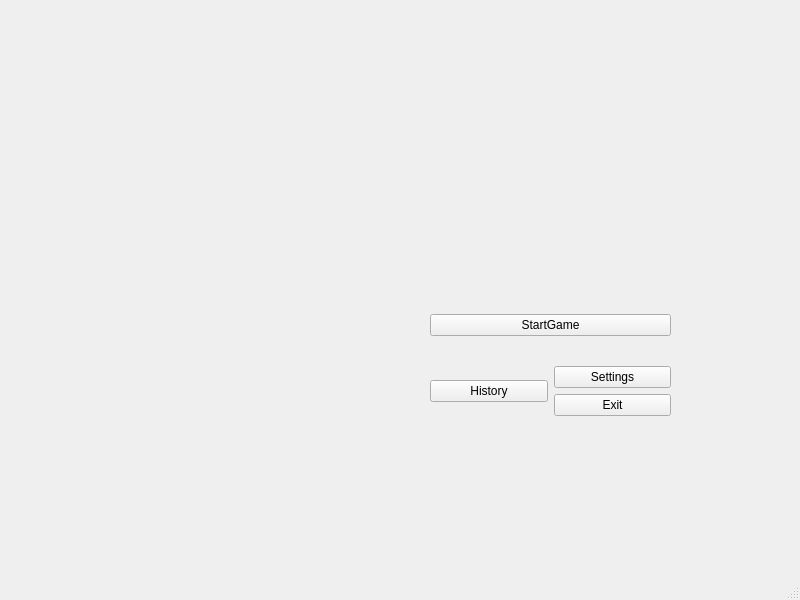
Before: the Qt Designer form MenuWindow.ui in Nemkof/Pacman-Among-Us, drawn with Qt 5.
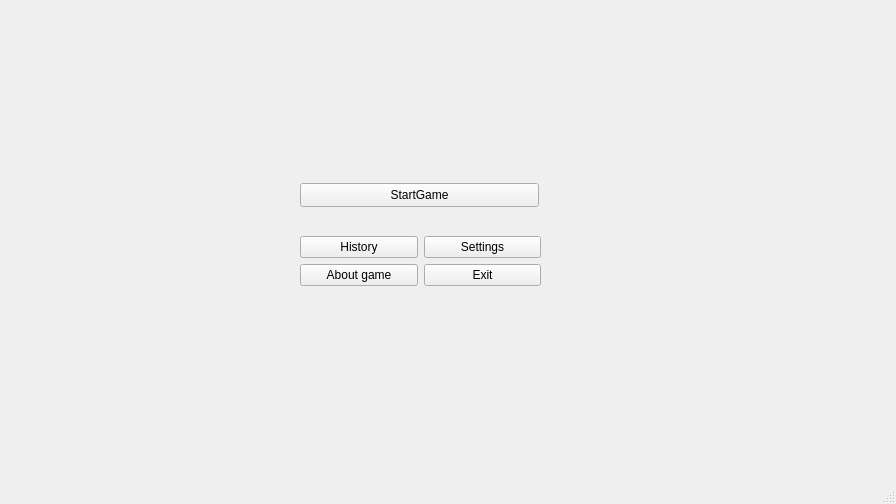
After: the same form once the commit is applied.

Commit message: fix: about game

Patch:
```diff
--- a/MenuWindow.ui
+++ b/MenuWindow.ui
@@ -6,8 +6,8 @@
    <rect>
     <x>0</x>
     <y>0</y>
-    <width>800</width>
-    <height>600</height>
+    <width>896</width>
+    <height>504</height>
    </rect>
   </property>
   <property name="windowTitle">
@@ -17,8 +17,8 @@
    <widget class="QWidget" name="verticalLayoutWidget_3">
     <property name="geometry">
      <rect>
-      <x>430</x>
-      <y>290</y>
+      <x>300</x>
+      <y>160</y>
       <width>241</width>
       <height>151</height>
      </rect>
@@ -26,6 +26,12 @@
     <layout class="QVBoxLayout" name="verticalLayout_3">
      <item>
       <widget class="QPushButton" name="PlayButton">
+       <property name="maximumSize">
+        <size>
+         <width>239</width>
+         <height>24</height>
+        </size>
+       </property>
        <property name="text">
         <string>StartGame</string>
        </property>
@@ -42,6 +48,13 @@
            </property>
           </widget>
          </item>
+         <item>
+          <widget class="QPushButton" name="AboutButton">
+           <property name="text">
+            <string>About game</string>
+           </property>
+          </widget>
+         </item>
         </layout>
        </item>
        <item>
```
The commit also changes 90 other files.
